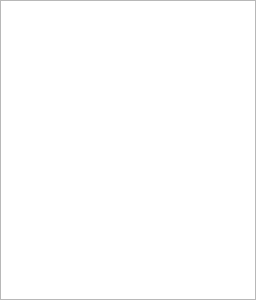
Before: the Qt Designer form qtCanvas/widgets/question_index.ui in amireh/qtCanvas, drawn with Qt 5.
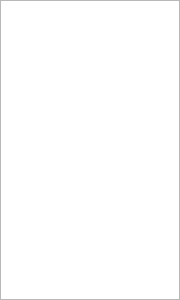
After: the same form once the commit is applied.

The edit to the form file:
```diff
--- a/qtCanvas/widgets/question_index.ui
+++ b/qtCanvas/widgets/question_index.ui
@@ -6,16 +6,22 @@
    <rect>
     <x>0</x>
     <y>0</y>
-    <width>400</width>
+    <width>180</width>
     <height>300</height>
    </rect>
   </property>
   <property name="sizePolicy">
-   <sizepolicy hsizetype="Maximum" vsizetype="Preferred">
+   <sizepolicy hsizetype="Fixed" vsizetype="Preferred">
     <horstretch>0</horstretch>
     <verstretch>0</verstretch>
    </sizepolicy>
   </property>
+  <property name="maximumSize">
+   <size>
+    <width>180</width>
+    <height>16777215</height>
+   </size>
+  </property>
   <property name="windowTitle">
    <string>Form</string>
   </property>
@@ -41,11 +47,17 @@
    <item>
     <widget class="QListWidget" name="listWidget">
      <property name="sizePolicy">
-      <sizepolicy hsizetype="Maximum" vsizetype="Expanding">
+      <sizepolicy hsizetype="Fixed" vsizetype="Expanding">
        <horstretch>0</horstretch>
        <verstretch>0</verstretch>
       </sizepolicy>
      </property>
+     <property name="maximumSize">
+      <size>
+       <width>180</width>
+       <height>16777215</height>
+      </size>
+     </property>
      <property name="alternatingRowColors">
       <bool>true</bool>
      </property>
```
